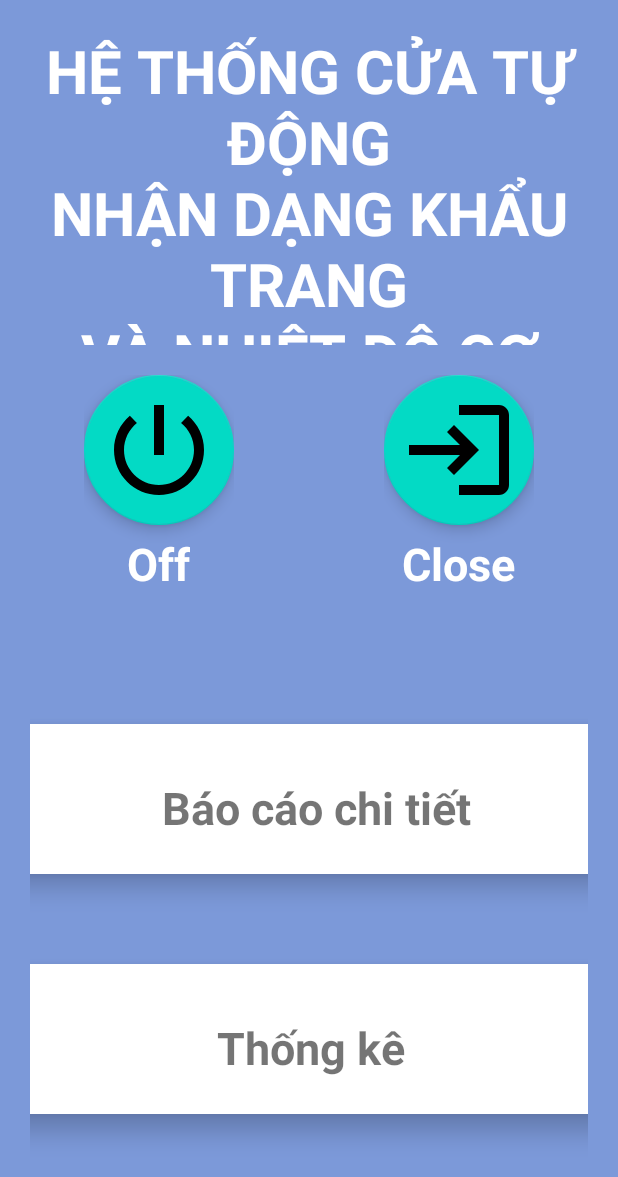
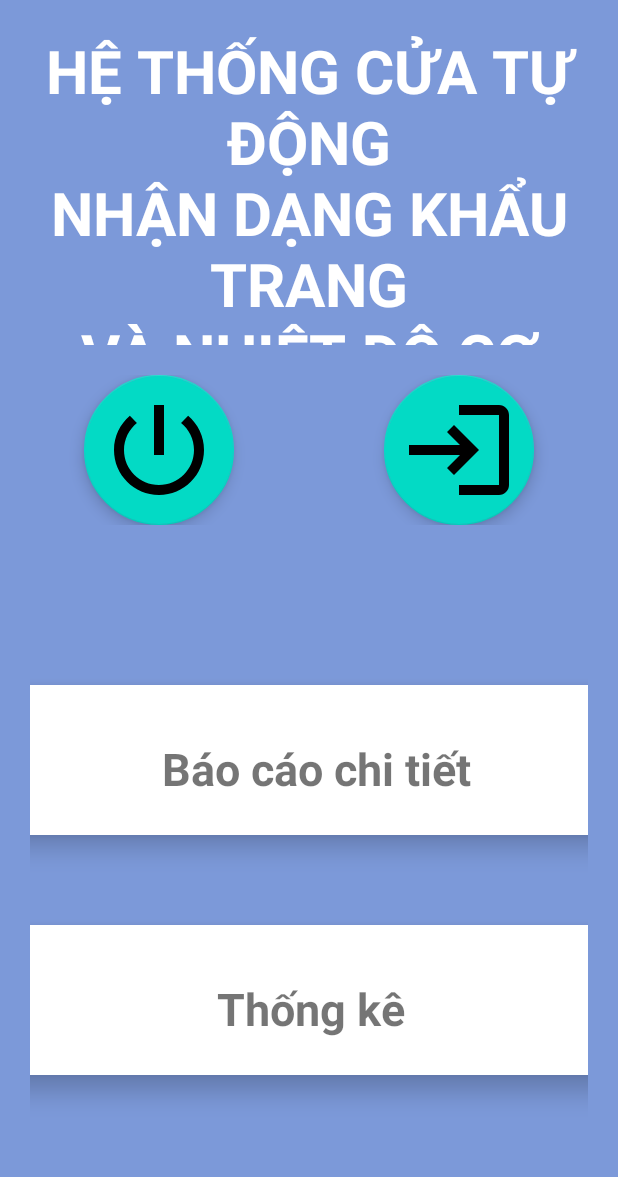
Before and after one commit to MaiXuanNhat/PBL4_app, an Android app: the screen it shows after launch (MainActivity), on a phone screen of 412 x 824 dp. Shown: the top 1177 px of the screen. Run offline under Robolectric (Android 15) with nearby library versions, the phone set to English and light mode, and no system bars; our stand-ins replace Firebase (no records; nobody signed in at launch, a user with empty details on screens opened directly).

Commit message:
cập nhật giao diện

```diff
--- a/app/src/main/java/com/pbl4/view/HomeFragment.java
+++ b/app/src/main/java/com/pbl4/view/HomeFragment.java
@@ -54,26 +54,9 @@ public class HomeFragment extends Fragment {
         FirebaseApp.initializeApp(getContext());
         mDatabase = FirebaseDatabase.getInstance().getReference("Status");
 
-        setUpStates();
     }
 
-    private void setUpStates() {
-        mDatabase.child("Power").get().addOnCompleteListener(new OnCompleteListener<DataSnapshot>() {
-            @Override
-            public void onComplete(@NonNull Task<DataSnapshot> task) {
-                boolean state = (boolean) task.getResult().getValue();
-                binding.powerState.setText(state ? "On" : "Off");
-            }
-        });
 
-        mDatabase.child("Open").get().addOnCompleteListener(new OnCompleteListener<DataSnapshot>() {
-            @Override
-            public void onComplete(@NonNull Task<DataSnapshot> task) {
-                boolean state = (boolean) task.getResult().getValue();
-                binding.doorState.setText(state ? "Open" : "Close");
-            }
-        });
-    }
 
     private void SetActionListener() {
         binding.btnPower.setOnClickListener(new View.OnClickListener() {
@@ -84,7 +67,6 @@ public class HomeFragment extends Fragment {
                     public void onComplete(@NonNull Task<DataSnapshot> task) {
                         boolean state = (boolean) task.getResult().getValue();
                         mDatabase.child("Power").setValue(!state);
-                        setUpStates();
                     }
                 });
             }
@@ -98,7 +80,6 @@ public class HomeFragment extends Fragment {
                     public void onComplete(@NonNull Task<DataSnapshot> task) {
                         boolean state = (boolean) task.getResult().getValue();
                         mDatabase.child("Open").setValue(!state);
-                        setUpStates();
                     }
                 });
             }
--- a/app/src/main/res/layout/fragment_home.xml
+++ b/app/src/main/res/layout/fragment_home.xml
@@ -30,16 +30,10 @@
             android:orientation="horizontal"
             android:layout_margin="20dp">
 
-            <LinearLayout
-                android:layout_width="wrap_content"
-                android:layout_height="wrap_content"
-                android:orientation="vertical"
-                android:gravity="center">
-
                 <com.google.android.material.floatingactionbutton.FloatingActionButton
                     android:id="@+id/btnPower"
                     android:layout_width="100dp"
-                    android:layout_height="112dp"
+                    android:layout_height="100dp"
                     android:layout_weight="1"
                     android:clickable="true"
                     android:focusable="true"
@@ -47,22 +41,8 @@
                     app:fabCustomSize="100dp"
                     app:maxImageSize="80dp" />
 
-                <TextView
-                    android:id="@+id/powerState"
-                    android:layout_width="wrap_content"
-                    android:layout_height="wrap_content"
-                    android:layout_margin="5dp"
-                    android:textSize="30dp"
-                    android:textStyle="bold"
-                    android:textColor="@color/white"/>
-            </LinearLayout>
 
-            <LinearLayout
-                android:layout_width="wrap_content"
-                android:layout_height="wrap_content"
-                android:orientation="vertical"
-                android:gravity="center"
-                android:layout_marginStart="100dp">
+
                 <com.google.android.material.floatingactionbutton.FloatingActionButton
                     android:id="@+id/btnDoor"
                     android:layout_width="100dp"
@@ -72,16 +52,9 @@
                     android:src="@drawable/ic_baseline_login_24"
                     app:maxImageSize="80dp"
                     android:focusable="true"
+                    android:layout_marginStart="100dp"
                     app:fabCustomSize="100dp" />
-                <TextView
-                    android:id="@+id/doorState"
-                    android:layout_width="wrap_content"
-                    android:layout_height="wrap_content"
-                    android:layout_margin="5dp"
-                    android:textSize="30dp"
-                    android:textStyle="bold"
-                    android:textColor="@color/white"/>
-            </LinearLayout>
+
         </LinearLayout>
 
         <LinearLayout
```
